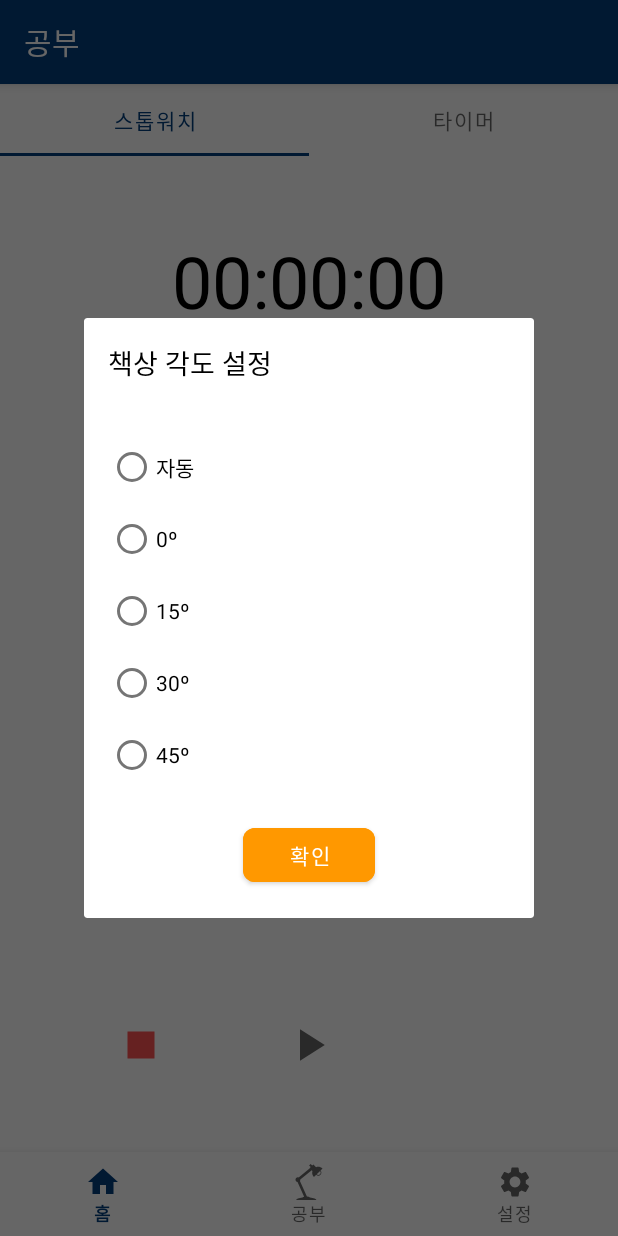
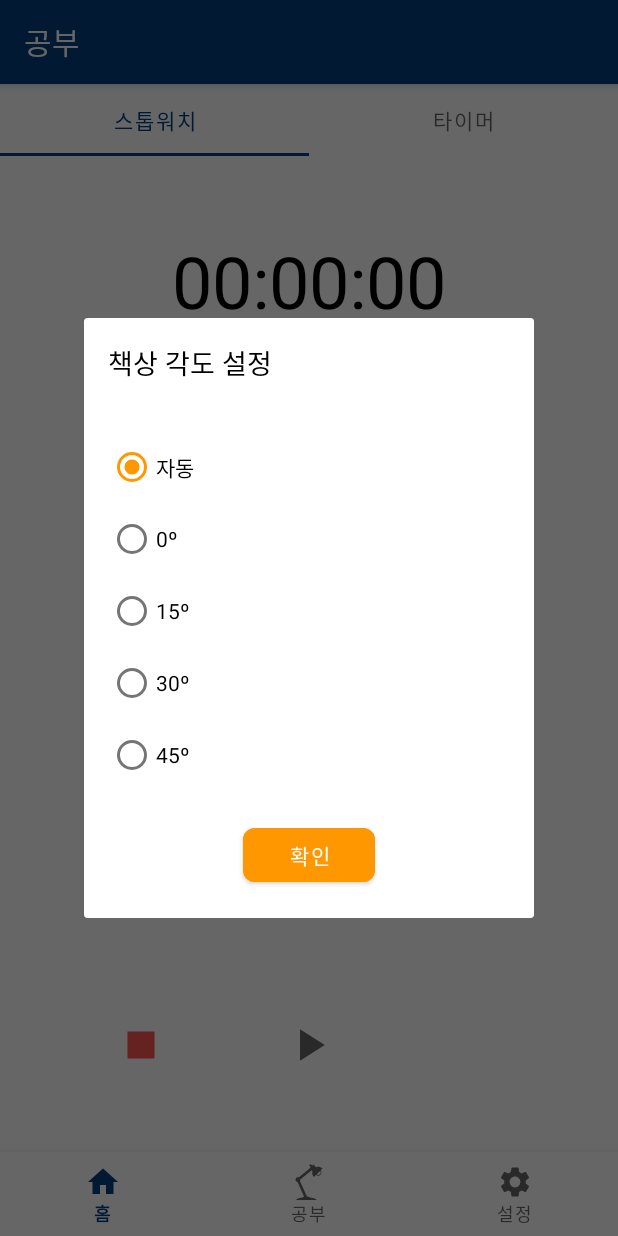
Before and after one commit to hohoprince/Just-Study, an Android app: the StudyFragment screen opened through its navigation route, after a tap on "책상 각도", on a phone screen of 412 x 824 dp. Run offline under Robolectric (Android 15) with nearby library versions, the phone set to English and light mode, and no system bars; our stand-ins replace navigation-ui.

Commit message:
책상 각도 버튼 기능 구현

```diff
--- a/JustStudy/app/src/main/java/com/sunhoon/juststudy/ui/study/StudyFragment.kt
+++ b/JustStudy/app/src/main/java/com/sunhoon/juststudy/ui/study/StudyFragment.kt
@@ -38,6 +38,17 @@ class StudyFragment : Fragment() {
         })
 
         val angleTextView = root.findViewById<TextView>(R.id.angle_textview)
+        studyViewModel.currentAngle.observe(viewLifecycleOwner, Observer {
+            var text = ""
+            when (it) {
+                0 -> text = "자동"
+                1 -> text = "0º"
+                2 -> text = "15º"
+                3 -> text = "30º"
+                4 -> text = "45º"
+            }
+            angleTextView.text = text
+        })
 
         val lightTextView = root.findViewById<TextView>(R.id.light_textview)
         studyViewModel.currentLight.observe(viewLifecycleOwner, Observer {
@@ -85,6 +96,34 @@ class StudyFragment : Fragment() {
         angleLayout.setOnClickListener {
             val dlg = Dialog(requireContext())
             dlg.setContentView(R.layout.dialog_angle)
+
+            // 라디오 그룹
+            val radioGroup = dlg.findViewById<RadioGroup>(R.id.radioGroup)
+            var buttonId = 0
+            when (studyViewModel.currentAngle.value) {
+                0 -> buttonId = R.id.radio_angle_auto
+                1 -> buttonId = R.id.radio_angle1
+                2 -> buttonId = R.id.radio_angle2
+                3 -> buttonId = R.id.radio_angle3
+                4 -> buttonId = R.id.radio_angle4
+            }
+            radioGroup.check(buttonId)
+            radioGroup.setOnCheckedChangeListener { _, checkedId ->
+                when (checkedId) {
+                    R.id.radio_angle_auto -> studyViewModel.setCurrentAngle(0)
+                    R.id.radio_angle1 -> studyViewModel.setCurrentAngle(1)
+                    R.id.radio_angle2 -> studyViewModel.setCurrentAngle(2)
+                    R.id.radio_angle3 -> studyViewModel.setCurrentAngle(3)
+                    R.id.radio_angle4 -> studyViewModel.setCurrentAngle(4)
+                }
+            }
+
+            // 확인 버튼
+            val okButton = dlg.findViewById<Button>(R.id.angle_ok_button)
+            okButton.setOnClickListener {
+                dlg.dismiss()
+            }
+
             dlg.show()
         }
 
--- a/JustStudy/app/src/main/java/com/sunhoon/juststudy/ui/study/StudyViewModel.kt
+++ b/JustStudy/app/src/main/java/com/sunhoon/juststudy/ui/study/StudyViewModel.kt
@@ -15,6 +15,12 @@ class StudyViewModel : ViewModel() {
     }
     val time: LiveData<String> = _time
 
+    // 현재 책상 각도
+    private val _currentAngle = MutableLiveData<Int>().apply {
+        value = 0
+    }
+    var currentAngle: LiveData<Int> = _currentAngle
+
     // 현재 램프 밝기
     private val _currentLight = MutableLiveData<Int>().apply {
         value = 0
@@ -26,6 +32,7 @@ class StudyViewModel : ViewModel() {
         value = 0
     }
     var currentNoise: LiveData<Int> = _currentNoise
+
 
     // 타이머
     private lateinit var studyTimer : StudyTimer
@@ -62,6 +69,10 @@ class StudyViewModel : ViewModel() {
         _currentNoise.value = value
     }
 
+    fun setCurrentAngle(value: Int) {
+        _currentAngle.value = value
+    }
+
 //    private val _text = MutableLiveData<String>().apply {
 //        value = "This is dashboard Fragment"
 //    }
--- a/JustStudy/app/src/main/res/layout/dialog_angle.xml
+++ b/JustStudy/app/src/main/res/layout/dialog_angle.xml
@@ -18,31 +18,31 @@
                 android:text="자동"
                 android:layout_width="match_parent"
                 android:layout_height="wrap_content"
-                android:id="@+id/radio_lamp_auto"/>
+                android:id="@+id/radio_angle_auto"/>
 
         <RadioButton
                 android:text="0º"
                 android:layout_width="match_parent"
                 android:layout_height="wrap_content"
-                android:id="@+id/radio_lamp_off"/>
+                android:id="@+id/radio_angle1"/>
 
         <RadioButton
                 android:text="15º"
                 android:layout_width="match_parent"
                 android:layout_height="wrap_content"
-                android:id="@+id/radio_lamp_3500"/>
+                android:id="@+id/radio_angle2"/>
 
         <RadioButton
                 android:text="30º"
                 android:layout_width="match_parent"
                 android:layout_height="wrap_content"
-                android:id="@+id/radio_lamp_5000"/>
+                android:id="@+id/radio_angle3"/>
 
         <RadioButton
                 android:text="45º"
                 android:layout_width="match_parent"
                 android:layout_height="wrap_content"
-                android:id="@+id/radio_lamp_6500"/>
+                android:id="@+id/radio_angle4"/>
     </RadioGroup>
 
     <TextView
@@ -61,7 +61,7 @@
             android:text="확인"
             android:layout_width="wrap_content"
             android:layout_height="wrap_content"
-            android:id="@+id/lamp_ok_button"
+            android:id="@+id/angle_ok_button"
             app:layout_constraintTop_toBottomOf="@+id/radioGroup"
             app:layout_constraintStart_toStartOf="parent"
             app:layout_constraintEnd_toEndOf="parent"
--- a/JustStudy/app/src/main/res/layout/dialog_start_screen.xml
+++ b/JustStudy/app/src/main/res/layout/dialog_start_screen.xml
@@ -3,7 +3,7 @@
                                                    xmlns:app="http://schemas.android.com/apk/res-auto"
                                                    xmlns:tools="http://schemas.android.com/tools"
                                                    android:layout_width="300dp"
-                                                   android:layout_height="350dp">
+                                                   android:layout_height="320dp">
 
     <RadioGroup
             android:layout_width="wrap_content"
--- a/JustStudy/app/src/main/res/layout/fragment_study.xml
+++ b/JustStudy/app/src/main/res/layout/fragment_study.xml
@@ -151,7 +151,7 @@
                         android:minLines="1"
                         tools:text="빗소리"
                         android:maxLines="1"
-                        android:autoText="true"/>
+                        />
             </LinearLayout>
 
             <LinearLayout
```
